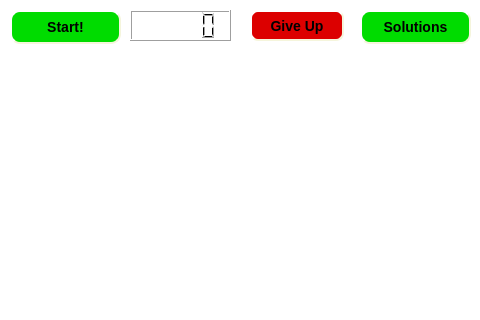
Before: the Qt Designer form aerolith/branches/scriptable/src/aerolithclient/tableForm.ui in domino14/aerolithdesktop, drawn with Qt 5; both pictures show x 0 to 480 and y 0 to 320 of the 1024 by 600 pixel window.
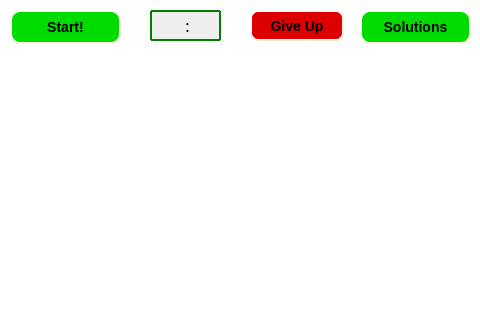
After: the same form once the commit is applied. Custom widgets are drawn as their Qt base class.

What changed in the file:
```diff
--- a/aerolith/branches/scriptable/src/aerolithclient/tableForm.ui
+++ b/aerolith/branches/scriptable/src/aerolithclient/tableForm.ui
@@ -312,39 +312,6 @@
     <string>Start!</string>
    </property>
   </widget>
-  <widget class="QLCDNumber" name="lcdNumberTimer">
-   <property name="geometry">
-    <rect>
-     <x>130</x>
-     <y>10</y>
-     <width>101</width>
-     <height>31</height>
-    </rect>
-   </property>
-   <property name="styleSheet">
-    <string> QPushButton {
-     background-color: rgb(220, 0, 0);
-     border-style: outset;
-     border-width: 2px;
-     border-radius: 10px;
-     border-color: beige;
-     font: bold 14px;
-     min-width: 5em;
-     padding: 6px;
- }
-QPushButton:disabled{
-	background-color: rgb(50, 0, 0);
-	color: rgb(100, 100, 100);
-}
- QPushButton:pressed {
-     background-color: rgb(100, 0, 0);
-     border-style: inset;
- } </string>
-   </property>
-   <property name="segmentStyle">
-    <enum>QLCDNumber::Filled</enum>
-   </property>
-  </widget>
   <widget class="QLineEdit" name="lineEditSolution">
    <property name="geometry">
     <rect>
@@ -741,6 +708,33 @@
 Screen</string>
    </property>
   </widget>
+  <widget class="QLabel" name="labelTimer">
+   <property name="geometry">
+    <rect>
+     <x>150</x>
+     <y>10</y>
+     <width>71</width>
+     <height>31</height>
+    </rect>
+   </property>
+   <property name="styleSheet">
+    <string notr="true"> QFrame, QLabel, QToolTip {
+	background-color: #EEEEEE;
+     border: 2px solid green;
+     border-radius: 1px;
+     padding: 2px;
+	font: 16px bold;
+	color: black;
+ }</string>
+   </property>
+   <property name="text">
+    <string>&lt;!DOCTYPE HTML PUBLIC &quot;-//W3C//DTD HTML 4.0//EN&quot; &quot;http://www.w3.org/TR/REC-html40/strict.dtd&quot;&gt;
+&lt;html&gt;&lt;head&gt;&lt;meta name=&quot;qrichtext&quot; content=&quot;1&quot; /&gt;&lt;style type=&quot;text/css&quot;&gt;
+p, li { white-space: pre-wrap; }
+&lt;/style&gt;&lt;/head&gt;&lt;body style=&quot; font-family:'12'; font-weight:400; font-style:normal;&quot;&gt;
+&lt;p align=&quot;center&quot; style=&quot; margin-top:0px; margin-bottom:0px; margin-left:0px; margin-right:0px; -qt-block-indent:0; text-indent:0px;&quot;&gt;:&lt;/p&gt;&lt;/body&gt;&lt;/html&gt;</string>
+   </property>
+  </widget>
  </widget>
  <customwidgets>
   <customwidget>
```
